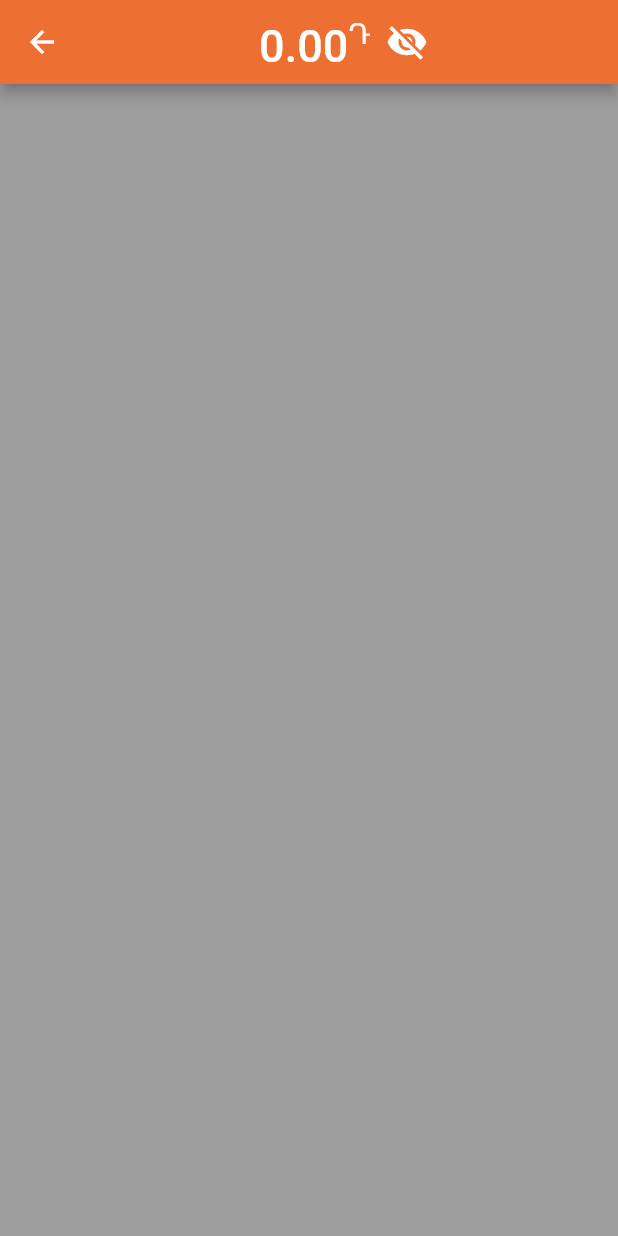
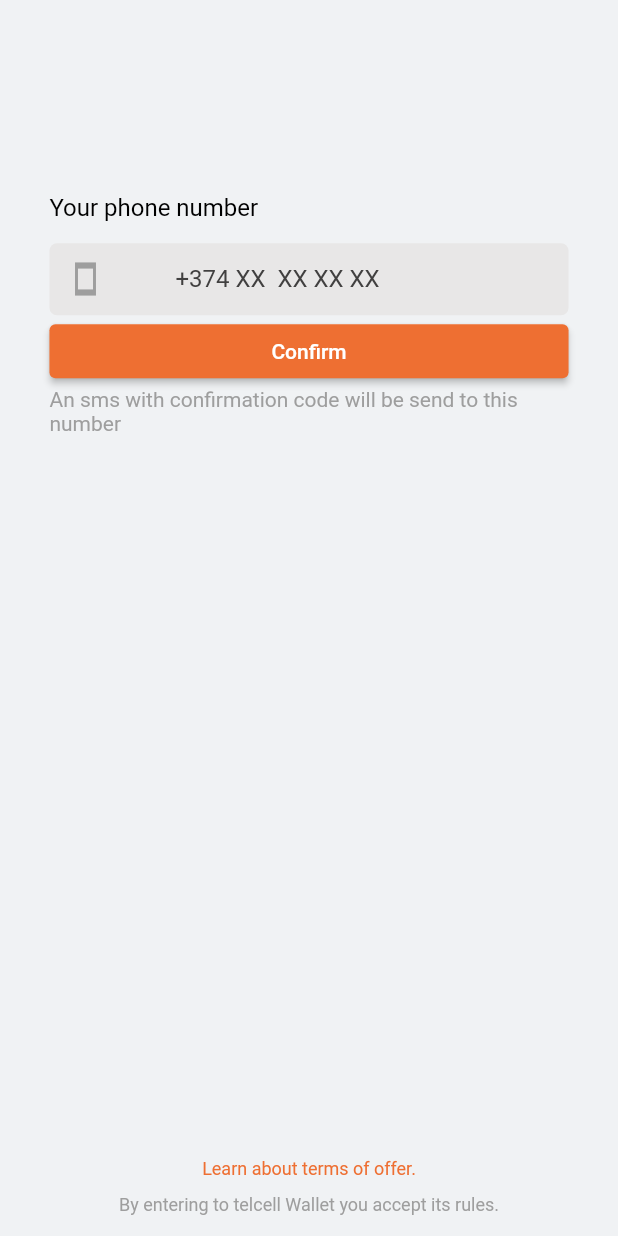
Before and after one commit to ArshakHakobyan/test, a Flutter app: the RegistratinPage screen opened directly, on a phone screen of 412 x 824 dp. Run offline on Flutter 3.47's test engine with Material 2 defaults, Android fonts, the phone set to English and light mode, and no system bars; our stand-ins replace flutter_credit_card, image_picker, local_auth, permission_handler, qr_flutter, sqflite; missing offline and left inert: qr_code_scanner, scan; accounts and stored records are empty; Roboto replaces fonts that are missing (addressCityAndState).

```diff
--- a/lib/pages/registratin_page.dart
+++ b/lib/pages/registratin_page.dart
@@ -1,5 +1,7 @@
+import 'dart:async';
+
 import 'package:flutter/material.dart';
-import 'package:telcell_copy/widgets/balance_visibility.dart';
+import 'package:telcell_copy/pages/about_terms_of_offer_page.dart';
 
 class RegistratinPage extends StatefulWidget {
   const RegistratinPage({super.key});
@@ -10,19 +12,139 @@ class RegistratinPage extends StatefulWidget {
 }
 
 class RegistratinPageState extends State<RegistratinPage> {
+  bool isFormFieldHintVisible = true;
+  final formKey = GlobalKey<FormState>();
   @override
   Widget build(BuildContext context) {
     return Scaffold(
-      appBar: AppBar(
-        title: const BalanceVisibility(),
-        backgroundColor: const Color.fromRGBO(238, 111, 50, 1),
-      ),
       body: Container(
         height: MediaQuery.of(context).size.height,
         width: MediaQuery.of(context).size.width,
-        color: Colors.grey,
+        color: const Color.fromRGBO(240, 242, 244, 1),
         child: Column(
-          children: [],
+          children: [
+            const Expanded(flex: 1, child: SizedBox()),
+            Container(
+              width: MediaQuery.of(context).size.width,
+              height: MediaQuery.of(context).size.height * 0.31,
+              padding: EdgeInsets.only(
+                left: MediaQuery.of(context).size.width * 0.08,
+                right: MediaQuery.of(context).size.width * 0.08,
+              ),
+              child: Form(
+                  key: formKey,
+                  child: Column(
+                    children: [
+                      Row(
+                        mainAxisAlignment: MainAxisAlignment.start,
+                        children: const [
+                          Padding(
+                            padding: EdgeInsets.only(bottom: 14),
+                            child: Text(
+                              'Your phone number',
+                              style:
+                                  TextStyle(color: Colors.black, fontSize: 16),
+                            ),
+                          ),
+                        ],
+                      ),
+                      TextFormField(
+                        onTap: () => isFormFieldHintVisible = false,
+                        keyboardType: TextInputType.phone,
+                        validator: (value) {
+                          if (value == null || value.isEmpty) {
+                            return 'Please enter your phone number';
+                          } else if (!RegExp(r'^\d{8}$').hasMatch(value)) {
+                            return 'Phone number must start with +374 and \n including exactly 12 digits';
+                          }
+                          return null;
+                        },
+                        decoration: InputDecoration(
+                          prefix: const Text(
+                            '+374',
+                            style: TextStyle(
+                              color: Color.fromARGB(255, 6, 6, 6),
+                              fontSize: 16,
+                            ),
+                          ),
+                          prefixIcon: const Icon(
+                            Icons.smartphone_sharp,
+                            color: Colors.grey,
+                          ),
+                          contentPadding: const EdgeInsets.symmetric(
+                              vertical: 14.0, horizontal: 16.0),
+                          hintText:
+                              isFormFieldHintVisible ? '+374 XX  XX XX XX' : "",
+                          hintStyle: const TextStyle(
+                              color: Color.fromARGB(255, 65, 64, 64)),
+                          filled: true,
+                          fillColor: const Color.fromARGB(255, 232, 231, 231),
+                          border: OutlineInputBorder(
+                            borderRadius: BorderRadius.circular(5.0),
+                            borderSide: BorderSide.none,
+                          ),
+                          enabledBorder: OutlineInputBorder(
+                            borderRadius: BorderRadius.circular(5.0),
+                            borderSide: BorderSide.none,
+                          ),
+                          focusedBorder: OutlineInputBorder(
+                            borderRadius: BorderRadius.circular(5.0),
+                            borderSide: BorderSide.none,
+                            // Add a shadow when the text field is focused
+                          ),
+                        ),
+                      ),
+                      Row(
+                        children: [
+                          Expanded(
+                            child: ElevatedButton(
+                              style: const ButtonStyle(
+                                  backgroundColor: MaterialStatePropertyAll(
+                                      Color.fromRGBO(238, 111, 50, 1))),
+                              onPressed: () {
+                                if (formKey.currentState!.validate()) {
+                                  FocusScope.of(context).unfocus();
+                                  Timer(const Duration(milliseconds: 50), () {
+                                    Navigator.of(context).pop();
+                                  });
+                                }
+                              },
+                              child: const Text("Confirm"),
+                            ),
+                          ),
+                        ],
+                      ),
+                      const Text(
+                        'An sms with confirmation code will be send to this number',
+                        style: TextStyle(color: Colors.grey),
+                      )
+                    ],
+                  )),
+            ),
+            const Expanded(
+              flex: 3,
+              child: SizedBox(),
+            ),
+            InkWell(
+                onTap: () {
+                  Navigator.of(context)
+                      .push(MaterialPageRoute(builder: (context) {
+                    return const AboutTermsOfOffer();
+                  }));
+                },
+                child: const Text(
+                  'Learn about terms of offer.',
+                  style: TextStyle(
+                      color: Color.fromRGBO(238, 111, 50, 1), fontSize: 12),
+                )),
+            const Padding(
+              padding: EdgeInsets.only(top: 10, bottom: 14, left: 5, right: 5),
+              child: Text(
+                'By entering to telcell Wallet you accept its rules.',
+                style: TextStyle(color: Colors.grey, fontSize: 12),
+              ),
+            )
+          ],
         ),
       ),
     );
--- a/lib/widgets/icon_images.dart
+++ b/lib/widgets/icon_images.dart
@@ -28,4 +28,7 @@ class IconImages {
   final backgroundImage =
       const AssetImage('assets/congratulations_background.jpg');
   final telcellLogoText = const AssetImage('assets/telcelllogotext.png');
+
+  final bankImage1 = const AssetImage('assets/bank1.png');
+  final bankImage2 = const AssetImage('assets/bank2.png');
 }
```
Also changed, not shown: lib/pages/about_terms_of_offer_page.dart (added, +139 -0 lines), lib/pages/my_account_page.dart (+24 -25 lines), lib/widgets/therm_page_row_widget.dart (added, +46 -0 lines), assets/bank1.png (added), assets/bank2.png (added).
